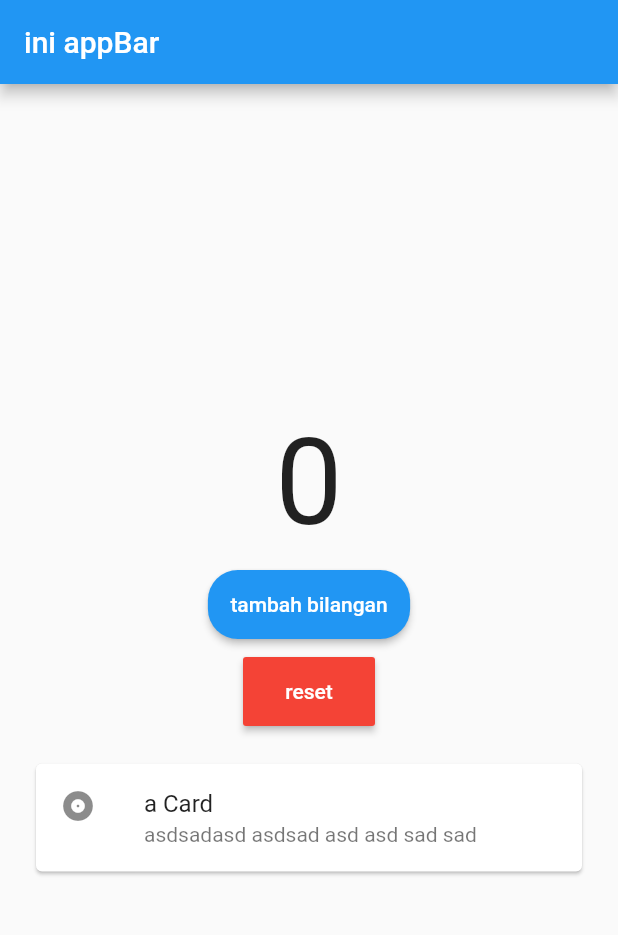
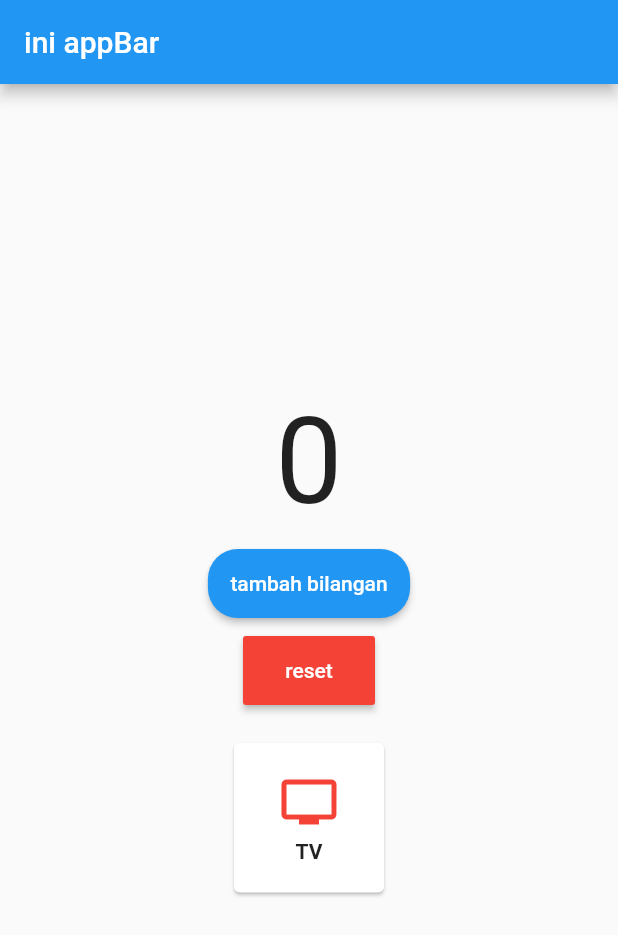
Before and after one commit to aisy/learn-flutter, a Flutter app: the screen it shows after launch, on a phone screen of 412 x 824 dp. Shown: the top 935 px of the screen. Run offline on Flutter 3.47's test engine with Material 2 defaults, Android fonts, the phone set to English and light mode, and no system bars.

Commit message:
implement CardMenu in main

```diff
--- a/lib/main.dart
+++ b/lib/main.dart
@@ -1,3 +1,4 @@
+import 'package:eleven_guitar/widgets/CardMenu.dart';
 import 'package:eleven_guitar/widgets/appBarMain.dart';
 import 'package:flutter/material.dart';
 
@@ -43,19 +44,6 @@ class _MyAppState extends State<MyApp> {
       onPressed: resetBil,
     );
 
-    Widget cardData = Card(
-      child: Column(
-        mainAxisSize: MainAxisSize.min,
-        children: <Widget>[
-          const ListTile(
-            leading: Icon(Icons.album),
-            title: Text("a Card"),
-            subtitle: Text("asdsadasd asdsad asd asd sad sad "),
-          )
-        ],
-      ),
-    );
-
     return MaterialApp(
       home: Scaffold(
         appBar: AppBarMain(
@@ -76,7 +64,12 @@ class _MyAppState extends State<MyApp> {
               buttonNull,
               Container(
                 padding: EdgeInsets.all(20),
-                child: cardData,
+                child: CardMenu(
+                  title: Text(
+                    "TV",
+                    style: TextStyle(fontWeight: FontWeight.w600),
+                  ),
+                ),
               )
             ],
           ),
```
